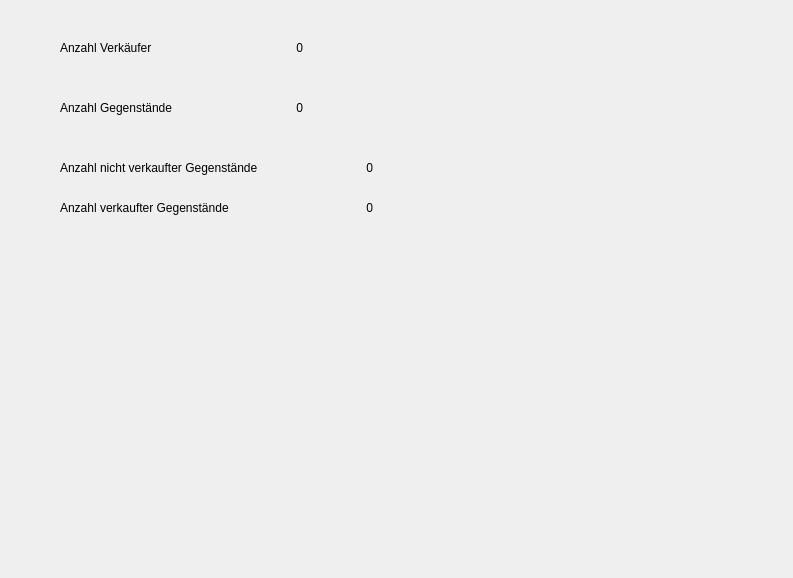
First picture: the form in iBasar/eventstatuswidget.ui, repository hoihrig/iBasar, before the edit.
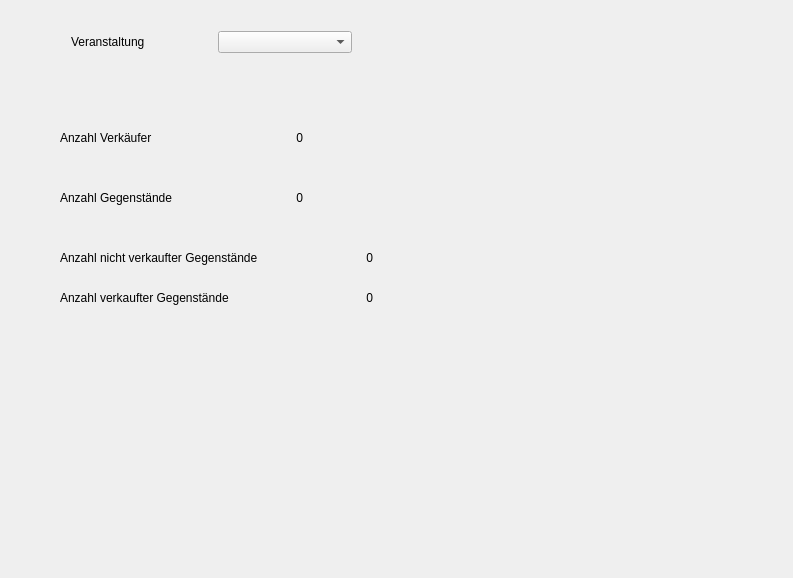
Second picture: the form after the edit.

Commit message: Added SQL Functions to Status Widget

```diff
--- a/iBasar/eventstatuswidget.ui
+++ b/iBasar/eventstatuswidget.ui
@@ -17,7 +17,7 @@
    <property name="geometry">
     <rect>
      <x>60</x>
-     <y>40</y>
+     <y>130</y>
      <width>111</width>
      <height>16</height>
     </rect>
@@ -30,7 +30,7 @@
    <property name="geometry">
     <rect>
      <x>60</x>
-     <y>100</y>
+     <y>190</y>
      <width>131</width>
      <height>16</height>
     </rect>
@@ -43,7 +43,7 @@
    <property name="geometry">
     <rect>
      <x>250</x>
-     <y>40</y>
+     <y>130</y>
      <width>53</width>
      <height>16</height>
     </rect>
@@ -59,7 +59,7 @@
    <property name="geometry">
     <rect>
      <x>250</x>
-     <y>100</y>
+     <y>190</y>
      <width>53</width>
      <height>16</height>
     </rect>
@@ -75,7 +75,7 @@
    <property name="geometry">
     <rect>
      <x>60</x>
-     <y>160</y>
+     <y>250</y>
      <width>221</width>
      <height>16</height>
     </rect>
@@ -88,7 +88,7 @@
    <property name="geometry">
     <rect>
      <x>60</x>
-     <y>200</y>
+     <y>290</y>
      <width>211</width>
      <height>16</height>
     </rect>
@@ -101,7 +101,7 @@
    <property name="geometry">
     <rect>
      <x>320</x>
-     <y>160</y>
+     <y>250</y>
      <width>53</width>
      <height>16</height>
     </rect>
@@ -117,7 +117,7 @@
    <property name="geometry">
     <rect>
      <x>320</x>
-     <y>200</y>
+     <y>290</y>
      <width>53</width>
      <height>16</height>
     </rect>
@@ -129,6 +129,41 @@
     <set>Qt::AlignRight|Qt::AlignTrailing|Qt::AlignVCenter</set>
    </property>
   </widget>
+  <widget class="QWidget" name="">
+   <property name="geometry">
+    <rect>
+     <x>71</x>
+     <y>30</y>
+     <width>281</width>
+     <height>24</height>
+    </rect>
+   </property>
+   <layout class="QHBoxLayout" name="horizontalLayout" stretch="1,1,2">
+    <item>
+     <widget class="QLabel" name="eventlabel">
+      <property name="text">
+       <string>Veranstaltung</string>
+      </property>
+     </widget>
+    </item>
+    <item>
+     <spacer name="horizontalSpacer">
+      <property name="orientation">
+       <enum>Qt::Horizontal</enum>
+      </property>
+      <property name="sizeHint" stdset="0">
+       <size>
+        <width>40</width>
+        <height>20</height>
+       </size>
+      </property>
+     </spacer>
+    </item>
+    <item>
+     <widget class="QComboBox" name="eventComboBox"/>
+    </item>
+   </layout>
+  </widget>
  </widget>
  <resources/>
  <connections/>
```
Left out of the diff: 2 changed lines with no effect on the pictures. The commit also changes 3 other files.
